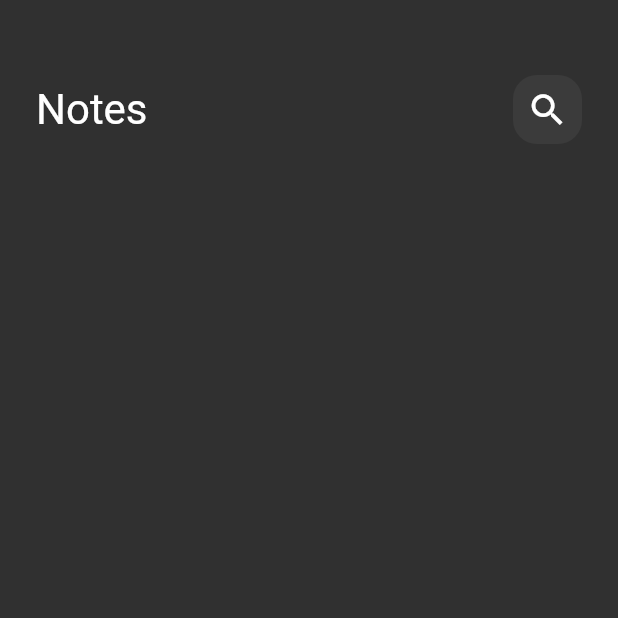
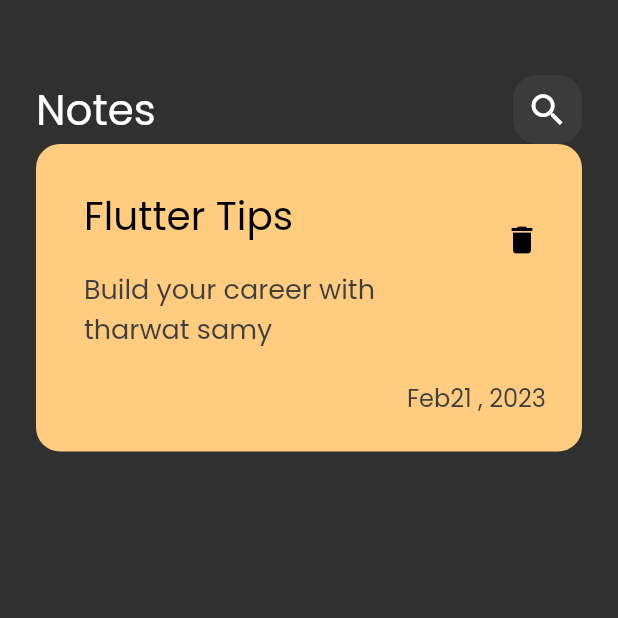
Before and after one commit to mohamedAtefBadr/notes_app, a Flutter app: the screen it shows after launch, on a phone screen of 412 x 824 dp, the top half of it. Run offline on Flutter 3.47's test engine with Material 2 defaults, Android fonts, the phone set to English and light mode, and no system bars.

Commit message:
create note icon

```diff
--- a/lib/main.dart
+++ b/lib/main.dart
@@ -11,7 +11,9 @@ class Notes_App extends StatelessWidget {
   @override
   Widget build(BuildContext context) {
     return MaterialApp(
-      theme: ThemeData.dark(),
+      theme: ThemeData(brightness: Brightness.dark ,
+      fontFamily: 'Poppins'
+      ),
       home: const Notes_View(),
     );
   }
--- /dev/null
+++ b/lib/widgets/custom_note_item.dart
@@ -0,0 +1,40 @@
+import 'package:flutter/material.dart';
+
+class NoteItem extends StatelessWidget {
+  const NoteItem({super.key});
+
+  @override
+  Widget build(BuildContext context) {
+    return Container(
+      padding: const EdgeInsets.only(top: 24 , bottom: 24 , left: 16 , ),
+      decoration: BoxDecoration(
+        color: const Color(0xffFFCC80),
+        borderRadius: BorderRadius.circular(16)
+      ),
+      child: Column(
+        crossAxisAlignment: CrossAxisAlignment.end,
+        children: [
+          ListTile(
+            title: const Text('Flutter Tips', style: TextStyle(color: Colors.black, fontSize: 26,),),
+            // ignore: prefer_const_constructors
+            subtitle: Padding(
+              padding: const EdgeInsets.only(top: 16, bottom: 16),
+              child: const Text('Build your career with tharwat samy', style: TextStyle(color: Color(0xFF3F3F3F), fontSize: 18,),),
+            ),
+            trailing: IconButton(onPressed: () {}, icon: Icon(Icons.delete, color: Colors.black, size: 24,)),
+          ),
+
+          // ignore: prefer_const_constructors
+          Padding(
+            padding: const EdgeInsets.only(right: 24),
+            // ignore: prefer_const_constructors
+            child: Text('Feb21 , 2023' , style: TextStyle(
+              color: const Color(0xFF3F3F3F),
+              fontSize: 16,
+            ),),
+          )
+        ],
+      ),
+    );
+  }
+}
--- a/lib/widgets/notes_view_body.dart
+++ b/lib/widgets/notes_view_body.dart
@@ -1,5 +1,7 @@
 import 'package:flutter/material.dart';
 import 'package:notes_app/widgets/custom_app_bar.dart';
+
+import 'custom_note_item.dart';
 class NotesViewBody extends StatelessWidget {
   const NotesViewBody({super.key});
 
@@ -12,7 +14,8 @@ class NotesViewBody extends StatelessWidget {
         SizedBox(
           height: 50,
         ),
-        CustomAppBar()
+        CustomAppBar(),
+        NoteItem(),
         ],
       ),
     );
```
Also changed, not shown: pubspec.yaml (+5 -11 lines), lib/assets/fonts/Poppins-Regular.ttf (added).
